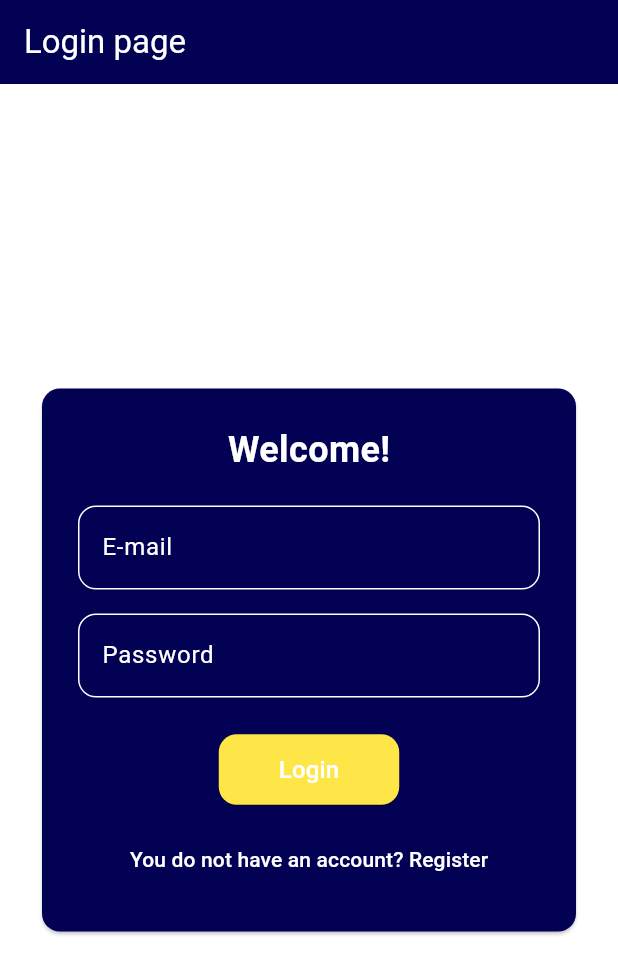
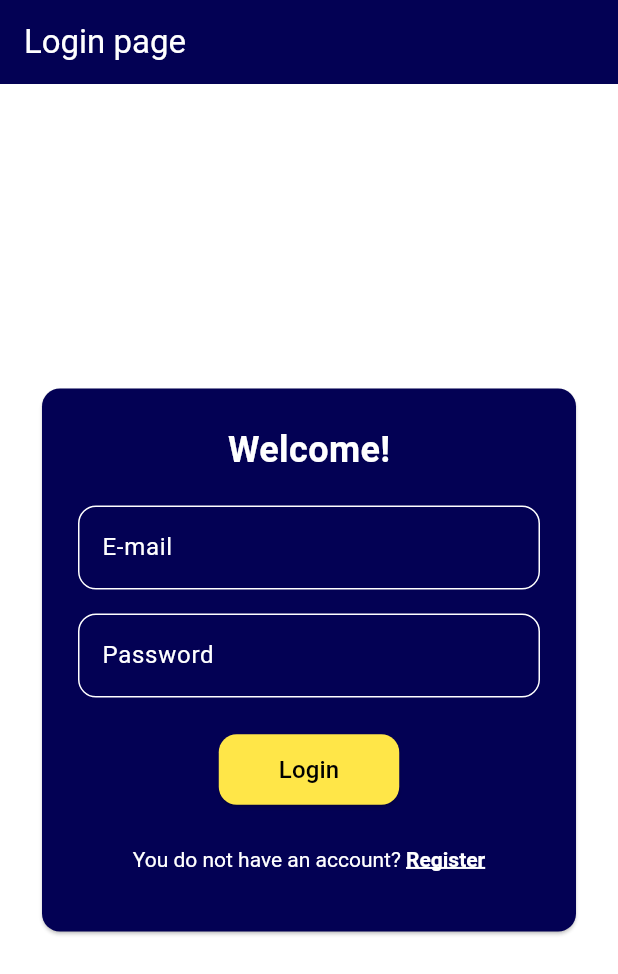
Before and after one commit to dawidgenderka1/ErasmusBIP, a Flutter app: the screen it shows after launch, on a phone screen of 412 x 824 dp. Shown: the top 974 px of the screen. Run offline on Flutter 3.47's test engine with Material 3 defaults, Android fonts, the phone set to English and light mode, and no system bars; our stand-ins replace youtube_player_flutter.

Commit message:
Update login_page.dart

```diff
--- a/namer_app/lib/login_page.dart
+++ b/namer_app/lib/login_page.dart
@@ -1,5 +1,5 @@
 import 'package:flutter/material.dart';
-import 'home_page.dart'; // Make sure this file exports a class named HomePage
+import 'home_page.dart';
 import 'child_page.dart';
 class LoginPage extends StatelessWidget {
   const LoginPage({super.key});
@@ -19,19 +19,22 @@ class LoginScreen extends StatefulWidget {
 
 class _LoginScreenState extends State<LoginScreen> {
   bool isRegistering = false;
-  String selectedAccountType = 'Man';
+  String selectedGender = 'Man'; // MODIFIED
+  int Age = 20;
+  final TextEditingController ageController = TextEditingController(); // ADDED
 
   @override
   Widget build(BuildContext context) {
     return Scaffold(
+      resizeToAvoidBottomInset: true,
       appBar: AppBar(
         title: Text(isRegistering ? 'Registration' : 'Login page'),
-        backgroundColor: const Color(0xFF030154), // Blauwe AppBar
-        foregroundColor: Colors.white, // Witte tekst voor AppBar titel
+        backgroundColor: const Color(0xFF030154),
+        foregroundColor: Colors.white,
       ),
       backgroundColor: const Color(0xFFFFFFFF),
       body: Center(
-        child: Padding(
+        child: SingleChildScrollView(
           padding: const EdgeInsets.all(24.0),
           child: Card(
             color: const Color(0xFF030154),
@@ -67,10 +70,13 @@ class _LoginScreenState extends State<LoginScreen> {
                       style: const TextStyle(color: Colors.white),
                     ),
                     const SizedBox(height: 16),
-                    DropdownButtonFormField<String>(
-                      value: selectedAccountType,
+                    Row(
+                      children: [
+                        Expanded(
+                          child: DropdownButtonFormField<String>(
+                            value: selectedGender,
                             dropdownColor: const Color(0xFF030154),
-                      decoration: _inputDecoration('Account Type'),
+                            decoration: _inputDecoration('Gender'), // MODIFIED
                             items: const [
                               DropdownMenuItem(
                                 value: 'Man',
@@ -80,57 +86,58 @@ class _LoginScreenState extends State<LoginScreen> {
                                 value: 'Woman',
                                 child: Text('Woman', style: TextStyle(color: Colors.white)),
                               ),
-                        DropdownMenuItem(
-                          value: 'Child',
-                          child: Text('Child', style: TextStyle(color: Colors.white)),
-                        ),
                             ],
                             onChanged: (value) {
                               setState(() {
-                          selectedAccountType = value!;
+                                selectedGender = value!;
                               });
                             },
+                          ),
+                        ),
+                        const SizedBox(width: 12),
+                        Expanded(
+                          child: TextField(
+                            controller: ageController,
+                            keyboardType: TextInputType.number,
+                            decoration: _inputDecoration('Age'),
+                            style: const TextStyle(color: Colors.white),
+                            onChanged: (value) {
+                              try {
+                                Age = int.parse(value);
+                              } catch (e) {
+                                // Handle invalid input
+                                Age = 20; // or whatever default you prefer
+                              }
+                            },
+                            ),
+                        ),
+                      ],
                     ),
                   ],
                   const SizedBox(height: 24),
                   ElevatedButton(
                     style: ElevatedButton.styleFrom(
                       backgroundColor: const Color(0xFFffe648),
-                      foregroundColor: Colors.white, // Witte tekst voor knop
+                      foregroundColor: Colors.black, // MODIFIED
                       padding: const EdgeInsets.symmetric(horizontal: 40, vertical: 12),
                       shape: RoundedRectangleBorder(borderRadius: BorderRadius.circular(12)),
                     ),
                     onPressed: () {
-                      if (!isRegistering) {
-                        if(selectedAccountType=='Child'){
+                      if (Age < 15) {
                   Navigator.pushReplacement(
                     context,
                     MaterialPageRoute(builder: (context) => const ChildPage()),
-                        );}
-                        else{
+                  );
+                } else {
                   Navigator.pushReplacement(
                     context,
                     MaterialPageRoute(builder: (context) => const HomePage()),
                   );
                     }
-                      } else {
-                        // Obsługa rejestracji – np. zapis danych
-                        if(selectedAccountType=='Child'){
-                        Navigator.pushReplacement(
-                          context,
-                          MaterialPageRoute(builder: (context) => const ChildPage()),
-                        );}
-                        else{
-                          Navigator.pushReplacement(
-                          context,
-                          MaterialPageRoute(builder: (context) => const HomePage()),
-                        );
-                        }
-                      }
                     },
                     child: Text(
                       isRegistering ? 'Register' : 'Login',
-                      style: const TextStyle(fontSize: 16), // Style behouden
+                      style: const TextStyle(fontSize: 16),
                     ),
                   ),
                   const SizedBox(height: 12),
@@ -140,9 +147,37 @@ class _LoginScreenState extends State<LoginScreen> {
                         isRegistering = !isRegistering;
                       });
                     },
-                    child: Text(
-                      isRegistering ? 'You are already registered? Log in' : 'You do not have an account? Register',
-                      style: const TextStyle(color: Color(0xFFFFFFFF)),
+                    child: RichText(
+                      text: TextSpan(
+                        style: const TextStyle(color: Colors.white, fontSize: 14),
+                        children: isRegistering
+                            ? [
+                                const TextSpan(text: 'You are already registered? '),
+                                const TextSpan(
+                                  text: 'Log in',
+                                  style: TextStyle(
+                                    fontWeight: FontWeight.bold,
+                                    decoration: TextDecoration.underline,
+                                    decorationColor: Colors.white,
+                                    decorationThickness: 2,
+                                    color: Colors.white,
+                                  ),
+                                ),
+                              ]
+                            : [
+                                const TextSpan(text: 'You do not have an account? '),
+                                const TextSpan(
+                                  text: 'Register',
+                                  style: TextStyle(
+                                    fontWeight: FontWeight.bold,
+                                    decoration: TextDecoration.underline,
+                                    decorationColor: Colors.white,
+                                    decorationThickness: 2,
+                                    color: Colors.white,
+                                  ),
+                                ),
+                              ],
+                      ),
                     ),
                   ),
                 ],
```
Lines whose indentation alone changed are shown as unchanged.
